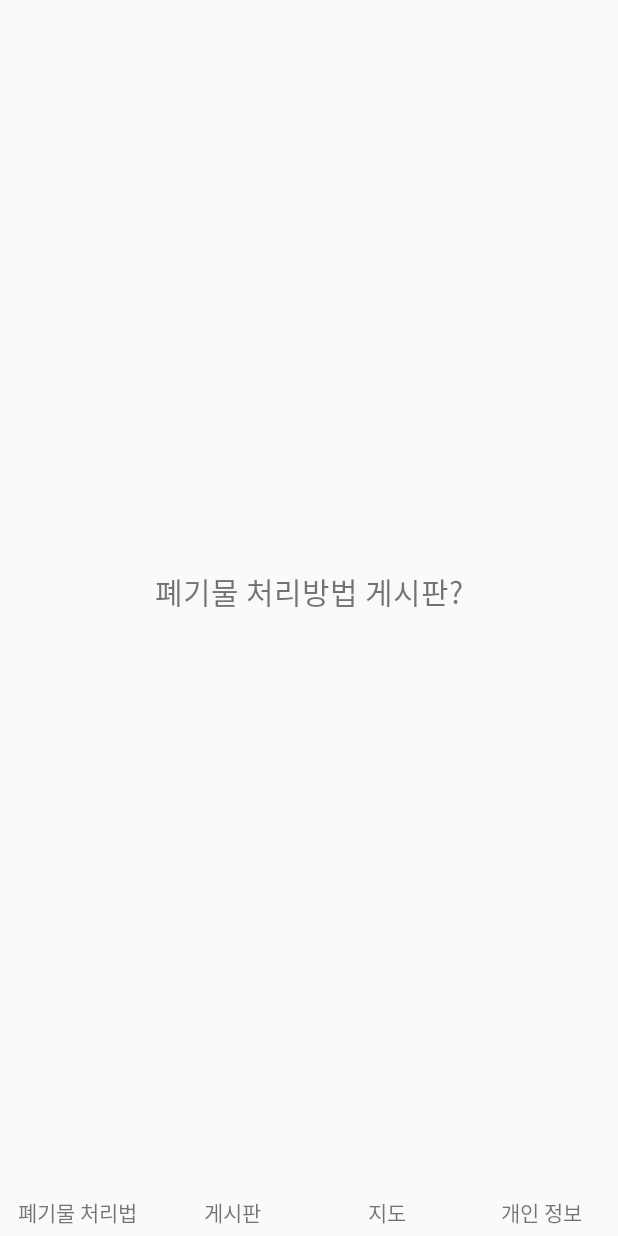
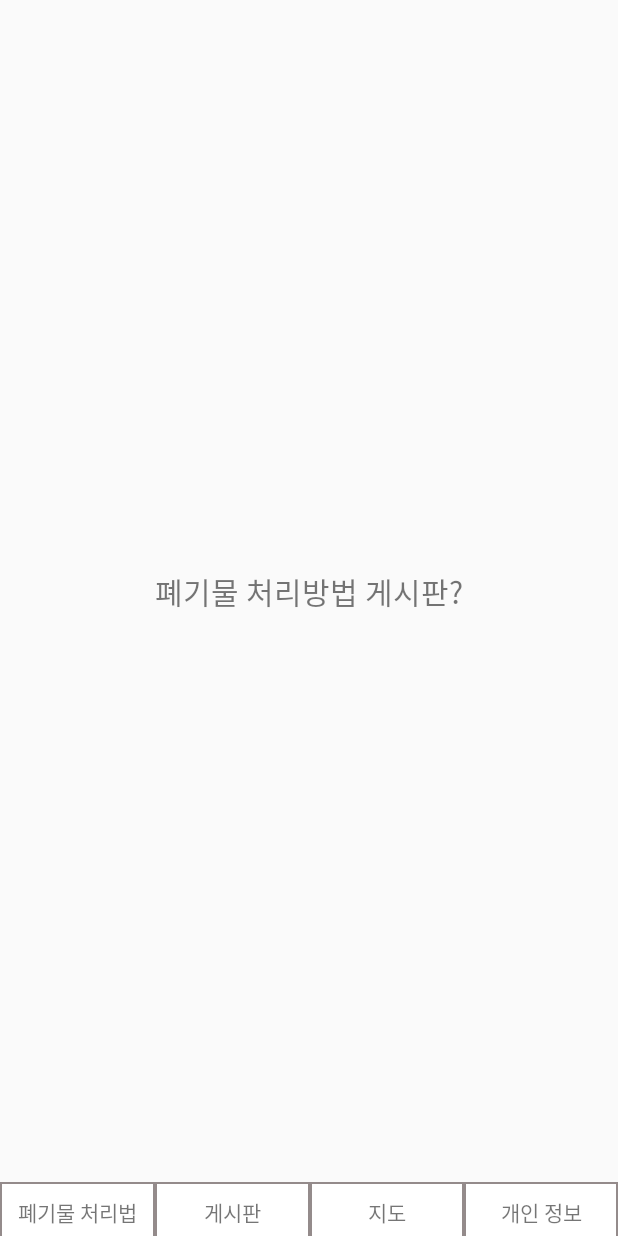
Before and after one commit to VanSubstance/doubleSlash_06, an Android app: the interfaceMain screen opened directly, with no data from a screen before it, after a tap on "폐기물 처리법", on a phone screen of 412 x 824 dp. Run offline under Robolectric (Android 15) with nearby library versions, the phone set to English and light mode, and no system bars.

Commit message:
버튼 가독성 강화

```diff
--- a/app/src/main/java/com/example/temporal/interfaceMain.java
+++ b/app/src/main/java/com/example/temporal/interfaceMain.java
@@ -15,15 +15,22 @@ public class interfaceMain extends AppCompatActivity {
     protected void onCreate(Bundle savedInstanceState) {
         super.onCreate(savedInstanceState);
         setContentView(R.layout.interface_main);
+
         TextView buttonMethod = findViewById(R.id.menuMethod);
         TextView buttonBoard = findViewById(R.id.menuBoard);
         TextView buttonMap = findViewById(R.id.menuMap);
         TextView buttonInfo = findViewById(R.id.menuInfo);
 
+        FragmentManager fragmentManager = getFragmentManager();
+        FragmentTransaction fragmentTransaction = fragmentManager.beginTransaction();
+        methodMain next = new methodMain();
+        fragmentTransaction.replace(R.id.frameMain, next);
+        fragmentTransaction.addToBackStack(null).commit();
+
         buttonMethod.setOnClickListener(new Button.OnClickListener() {
             public void onClick(View view) {
                 FragmentManager fragmentManager = getFragmentManager();
-                final FragmentTransaction fragmentTransaction = fragmentManager.beginTransaction();
+                FragmentTransaction fragmentTransaction = fragmentManager.beginTransaction();
                 methodMain next = new methodMain();
                 fragmentTransaction.replace(R.id.frameMain, next);
                 fragmentTransaction.addToBackStack(null).commit();
@@ -33,7 +40,7 @@ public class interfaceMain extends AppCompatActivity {
         buttonBoard.setOnClickListener(new Button.OnClickListener() {
             public void onClick(View view) {
                 FragmentManager fragmentManager = getFragmentManager();
-                final FragmentTransaction fragmentTransaction = fragmentManager.beginTransaction();
+                FragmentTransaction fragmentTransaction = fragmentManager.beginTransaction();
                 communityMain next = new communityMain();
                 fragmentTransaction.replace(R.id.frameMain, next);
                 fragmentTransaction.addToBackStack(null).commit();
@@ -43,7 +50,7 @@ public class interfaceMain extends AppCompatActivity {
         buttonMap.setOnClickListener(new Button.OnClickListener() {
             public void onClick(View view) {
                 FragmentManager fragmentManager = getFragmentManager();
-                final FragmentTransaction fragmentTransaction = fragmentManager.beginTransaction();
+                FragmentTransaction fragmentTransaction = fragmentManager.beginTransaction();
                 mapMain next = new mapMain();
                 fragmentTransaction.replace(R.id.frameMain, next);
                 fragmentTransaction.addToBackStack(null).commit();
@@ -53,7 +60,7 @@ public class interfaceMain extends AppCompatActivity {
         buttonInfo.setOnClickListener(new Button.OnClickListener() {
             public void onClick(View view) {
                 FragmentManager fragmentManager = getFragmentManager();
-                final FragmentTransaction fragmentTransaction = fragmentManager.beginTransaction();
+                FragmentTransaction fragmentTransaction = fragmentManager.beginTransaction();
                 infoMain next = new infoMain();
                 fragmentTransaction.replace(R.id.frameMain, next);
                 fragmentTransaction.addToBackStack(null).commit();
--- /dev/null
+++ b/app/src/main/res/drawable/border_square_black_1dp.xml
@@ -0,0 +1,11 @@
+<?xml version="1.0" encoding="utf-8"?>
+<selector xmlns:android="http://schemas.android.com/apk/res/android">
+    <item>
+        <shape android:shape="rectangle">
+            <stroke android:width="1dp"
+                android:color="#948B8B"/>
+            <solid android:color="#FFFFFF"/>
+        </shape>
+    </item>
+
+</selector>
--- a/app/src/main/res/layout/interface_main.xml
+++ b/app/src/main/res/layout/interface_main.xml
@@ -30,6 +30,7 @@
             android:layout_height="40dp"
             android:layout_weight="1"
             android:gravity="center"
+            android:background="@drawable/border_square_black_1dp"
             android:text="폐기물 처리법" />
 
         <TextView
@@ -38,6 +39,7 @@
             android:layout_height="40dp"
             android:layout_weight="1"
             android:gravity="center"
+            android:background="@drawable/border_square_black_1dp"
             android:text="게시판" />
 
         <TextView
@@ -46,6 +48,7 @@
             android:layout_height="40dp"
             android:layout_weight="1"
             android:gravity="center"
+            android:background="@drawable/border_square_black_1dp"
             android:text="지도" />
 
         <TextView
@@ -54,6 +57,7 @@
             android:layout_height="40dp"
             android:layout_weight="1"
             android:gravity="center"
+            android:background="@drawable/border_square_black_1dp"
             android:text="개인 정보" />
 
     </LinearLayout>
```
